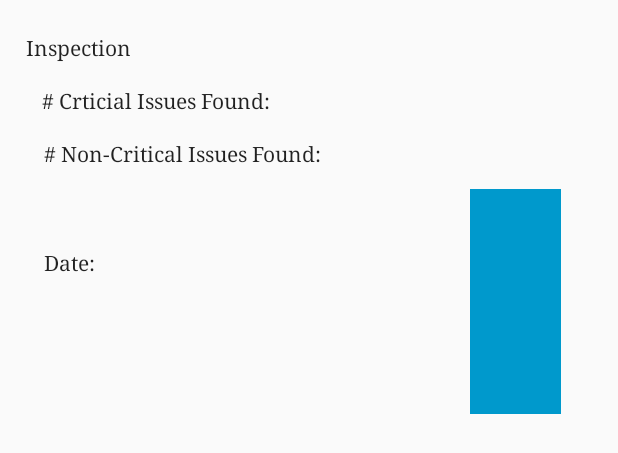
After one commit to vShlapachenko/Surrey_Sanitary_Inspections_App, an Android app: the layout inspection_list_item.xml on its own in the app's theme, with its tools: preview values and no code run, on a phone screen of 412 x 824 dp. The commit adds this screen. Shown: the top 453 px of the screen. Run offline under Robolectric (Android 15) with nearby library versions, the phone set to English and light mode, and no system bars.

Commit message:
Restauraunt details
Custom adapter + list
Necessary details for 2nd activity

```diff
--- a/app/build.gradle
+++ b/app/build.gradle
@@ -27,7 +27,9 @@ dependencies {
     implementation fileTree(dir: 'libs', include: ['*.jar'])
     implementation 'androidx.appcompat:appcompat:1.1.0'
     implementation 'androidx.constraintlayout:constraintlayout:1.1.3'
+    implementation 'androidx.legacy:legacy-support-v4:1.0.0'
     testImplementation 'junit:junit:4.12'
     androidTestImplementation 'androidx.test.ext:junit:1.1.1'
     androidTestImplementation 'androidx.test.espresso:espresso-core:3.2.0'
+    implementation 'androidx.recyclerview:recyclerview:1.1.0'
 }
--- a/app/src/main/java/com/example/cmpt276_project_iron/model/Inspection.java
+++ b/app/src/main/java/com/example/cmpt276_project_iron/model/Inspection.java
@@ -1,4 +1,6 @@
 package com.example.cmpt276_project_iron.model;
+
+import java.io.Serializable;
 
 /**
  * Inspection object with all getters
--- a/app/src/main/java/com/example/cmpt276_project_iron/model/Restaurant.java
+++ b/app/src/main/java/com/example/cmpt276_project_iron/model/Restaurant.java
@@ -1,10 +1,12 @@
 package com.example.cmpt276_project_iron.model;
+
+import java.io.Serializable;
 
 /**
  * Restaurant object Stored
  */
-
-public class Restaurant implements Comparable<Restaurant>{
+//Implements Serializable interface for passing data through intent for UI
+public class Restaurant implements Comparable<Restaurant>, Serializable {
     private final String trackingNumber;
     private final String name;
     private final String physicalAddress;
--- /dev/null
+++ b/app/src/main/res/layout/inspection_list_item.xml
@@ -0,0 +1,115 @@
+<?xml version="1.0" encoding="utf-8"?>
+<androidx.constraintlayout.widget.ConstraintLayout
+    xmlns:android="http://schemas.android.com/apk/res/android"
+    xmlns:app="http://schemas.android.com/apk/res-auto"
+    xmlns:tools="http://schemas.android.com/tools"
+    android:layout_width="match_parent"
+    android:layout_height="match_parent">
+
+    <TextView
+        android:id="@+id/inspectionNumText"
+        android:layout_width="wrap_content"
+        android:layout_height="wrap_content"
+        android:layout_marginStart="17dp"
+        android:layout_marginTop="22dp"
+        android:fontFamily="serif"
+        android:text="@string/inspection_text"
+        android:textAppearance="@style/TextAppearance.AppCompat.Body1"
+        app:layout_constraintStart_toStartOf="parent"
+        app:layout_constraintTop_toTopOf="parent" />
+
+    <TextView
+        android:id="@+id/inspectionNum"
+        android:layout_width="wrap_content"
+        android:layout_height="wrap_content"
+        android:layout_marginStart="7dp"
+        android:layout_marginTop="22dp"
+        android:fontFamily="serif"
+        android:textAppearance="@style/TextAppearance.AppCompat.Body1"
+        app:layout_constraintStart_toEndOf="@+id/inspectionNumText"
+        app:layout_constraintTop_toTopOf="parent" />
+
+    <TextView
+        android:id="@+id/critText"
+        android:layout_width="wrap_content"
+        android:layout_height="wrap_content"
+        android:layout_marginStart="28dp"
+        android:layout_marginTop="16dp"
+        android:fontFamily="serif"
+        android:text="@string/crit_text"
+        android:textAppearance="@style/TextAppearance.AppCompat.Body1"
+        app:layout_constraintStart_toStartOf="parent"
+        app:layout_constraintTop_toBottomOf="@+id/inspectionNumText" />
+
+    <TextView
+        android:id="@+id/numCritIssues"
+        android:layout_width="wrap_content"
+        android:layout_height="wrap_content"
+        android:layout_marginStart="7dp"
+        android:layout_marginTop="16dp"
+        android:fontFamily="serif"
+        android:textAppearance="@style/TextAppearance.AppCompat.Body1"
+        app:layout_constraintStart_toEndOf="@+id/critText"
+        app:layout_constraintTop_toBottomOf="@+id/inspectionNum" />
+
+    <TextView
+        android:id="@+id/nonCritText"
+        android:layout_width="wrap_content"
+        android:layout_height="wrap_content"
+        android:layout_marginStart="29dp"
+        android:layout_marginTop="16dp"
+        android:fontFamily="serif"
+        android:text="@string/nonCrit_text"
+        android:textAppearance="@style/TextAppearance.AppCompat.Body1"
+        app:layout_constraintStart_toStartOf="parent"
+        app:layout_constraintTop_toBottomOf="@+id/critText" />
+
+    <TextView
+        android:id="@+id/numNonCritIssues"
+        android:layout_width="wrap_content"
+        android:layout_height="wrap_content"
+        android:layout_marginStart="7dp"
+        android:layout_marginTop="16dp"
+        android:fontFamily="serif"
+        android:textAppearance="@style/TextAppearance.AppCompat.Body1"
+        app:layout_constraintStart_toEndOf="@+id/nonCritText"
+        app:layout_constraintTop_toBottomOf="@+id/numCritIssues" />
+
+    <TextView
+        android:id="@+id/date_text"
+        android:layout_width="wrap_content"
+        android:layout_height="wrap_content"
+        android:layout_marginStart="29dp"
+        android:layout_marginTop="53dp"
+        android:fontFamily="serif"
+        android:text="@string/date_text"
+        android:textAppearance="@style/TextAppearance.AppCompat.Body1"
+        app:layout_constraintStart_toStartOf="parent"
+        app:layout_constraintTop_toBottomOf="@+id/nonCritText" />
+
+    <TextView
+        android:id="@+id/inspection_date"
+        android:layout_width="wrap_content"
+        android:layout_height="wrap_content"
+        android:layout_marginStart="7dp"
+        android:layout_marginTop="53dp"
+        android:fontFamily="serif"
+        android:textAppearance="@style/TextAppearance.AppCompat.Body1"
+        app:layout_constraintStart_toEndOf="@+id/date_text"
+        app:layout_constraintTop_toBottomOf="@+id/nonCritText" />
+
+    <ImageView
+        android:id="@+id/hazardIcon"
+        android:layout_width="0dp"
+        android:layout_height="0dp"
+        android:layout_marginStart="250dp"
+        android:layout_marginTop="126dp"
+        android:layout_marginEnd="38dp"
+        android:layout_marginBottom="548dp"
+        app:layout_constraintBottom_toBottomOf="parent"
+        app:layout_constraintEnd_toEndOf="parent"
+        app:layout_constraintStart_toEndOf="@+id/date_text"
+        app:layout_constraintTop_toTopOf="parent"
+        app:srcCompat="@android:color/holo_blue_dark"
+        android:contentDescription="@string/hazardIconDescription" />
+</androidx.constraintlayout.widget.ConstraintLayout>
--- a/app/src/main/res/values/colors.xml
+++ b/app/src/main/res/values/colors.xml
@@ -3,4 +3,10 @@
     <color name="colorPrimary">#008577</color>
     <color name="colorPrimaryDark">#00574B</color>
     <color name="colorAccent">#D81B60</color>
+    <color name="colorSeperator">#2196F3</color>
+
+    <color name="colorLowHazard">#4CAF50</color>
+    <color name="colorModerateHazard">#FF9800</color>
+    <color name="colorHighHazard">#F43636</color>
+    <color name="colorTint">#C9000000</color>
 </resources>
--- a/app/src/main/res/values/strings.xml
+++ b/app/src/main/res/values/strings.xml
@@ -1,3 +1,13 @@
 <resources>
     <string name="app_name">CMPT276_Project_Iron</string>
+    <string name="restaurantIconDescription">resprents the restaurant icon</string>
+    <string name="address_text">Address:</string>
+    <string name="coordinates_text">Coordinates:</string>
+    <string name="inspectionHistoryText">Inspection History:</string>
+    <string name="borderDescription">seperator of list from text</string>
+    <string name="inspection_text">Inspection</string>
+    <string name="crit_text"># Crticial Issues Found:</string>
+    <string name="nonCrit_text"># Non-Critical Issues Found:</string>
+    <string name="date_text">Date:</string>
+    <string name="hazardIconDescription">displays cur hazard level</string>
 </resources>
```
Also changed, not shown: app/src/main/AndroidManifest.xml (+8 -2 lines), app/src/main/java/com/example/cmpt276_project_iron/MainActivity.java (deleted, +0 -23 lines), app/src/main/java/com/example/cmpt276_project_iron/UI/CustomListAdapter.java (added, +110 -0 lines), app/src/main/java/com/example/cmpt276_project_iron/UI/RestaurantDetails.java (added, +108 -0 lines), app/src/main/java/com/example/cmpt276_project_iron/model/InspectionManager.java (+20 -2 lines), app/src/main/res/layout/activity_main.xml (deleted, +0 -18 lines), app/src/main/res/layout/activity_restaurant_details.xml (added, +12 -0 lines), app/src/main/res/layout/content_restaurant_details.xml (added, +95 -0 lines).
